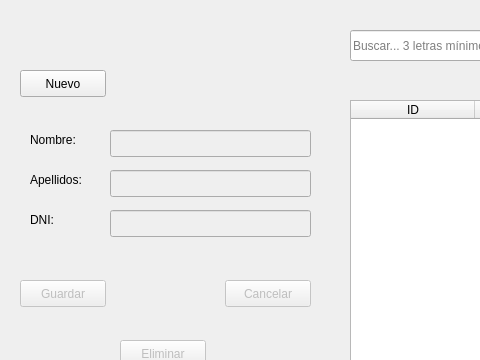
The window that crud.ui (clonbg/crud-sqlite3-python) describes before a commit, drawn with Qt 5; both pictures show x 0 to 480 and y 0 to 360 of the 926 by 531 pixel window.
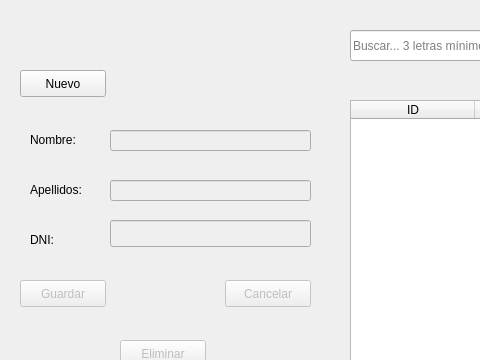
The same window after the commit.

Commit message:
validar y mensajes
mensajes de error en los nombres, apellidos y dni

```diff
--- a/crud.ui
+++ b/crud.ui
@@ -51,28 +51,15 @@
      <x>110</x>
      <y>130</y>
      <width>201</width>
-     <height>27</height>
+     <height>21</height>
     </rect>
    </property>
   </widget>
-  <widget class="QLabel" name="lbl_apellidos">
-   <property name="geometry">
-    <rect>
-     <x>30</x>
-     <y>170</y>
-     <width>64</width>
-     <height>19</height>
-    </rect>
-   </property>
-   <property name="text">
-    <string>Apellidos:</string>
-   </property>
-  </widget>
   <widget class="QLabel" name="lbl_dni">
    <property name="geometry">
     <rect>
      <x>30</x>
-     <y>210</y>
+     <y>230</y>
      <width>64</width>
      <height>19</height>
     </rect>
@@ -81,19 +68,6 @@
     <string>DNI:</string>
    </property>
   </widget>
-  <widget class="QLineEdit" name="input_apellidos">
-   <property name="enabled">
-    <bool>false</bool>
-   </property>
-   <property name="geometry">
-    <rect>
-     <x>110</x>
-     <y>170</y>
-     <width>201</width>
-     <height>27</height>
-    </rect>
-   </property>
-  </widget>
   <widget class="QLineEdit" name="input_dni">
    <property name="enabled">
     <bool>false</bool>
@@ -101,7 +75,7 @@
    <property name="geometry">
     <rect>
      <x>110</x>
-     <y>210</y>
+     <y>220</y>
      <width>201</width>
      <height>27</height>
     </rect>
@@ -264,16 +238,80 @@
   <widget class="QLabel" name="lbl_mensaje_dni">
    <property name="geometry">
     <rect>
-     <x>113</x>
+     <x>190</x>
      <y>250</y>
-     <width>191</width>
+     <width>121</width>
      <height>20</height>
     </rect>
    </property>
+   <property name="styleSheet">
+    <string notr="true">color: rgb(255, 0, 0);
+font-size: 75 6pt &quot;Noto Sans&quot;;</string>
+   </property>
    <property name="text">
     <string/>
    </property>
   </widget>
+  <widget class="QLabel" name="lbl_mensaje_nombre">
+   <property name="geometry">
+    <rect>
+     <x>190</x>
+     <y>150</y>
+     <width>121</width>
+     <height>20</height>
+    </rect>
+   </property>
+   <property name="styleSheet">
+    <string notr="true">color: rgb(255, 0, 0);
+font-size: 75 6pt &quot;Noto Sans&quot;;</string>
+   </property>
+   <property name="text">
+    <string/>
+   </property>
+  </widget>
+  <widget class="QLineEdit" name="input_apellidos">
+   <property name="enabled">
+    <bool>false</bool>
+   </property>
+   <property name="geometry">
+    <rect>
+     <x>110</x>
+     <y>180</y>
+     <width>201</width>
+     <height>21</height>
+    </rect>
+   </property>
+  </widget>
+  <widget class="QLabel" name="lbl_mensaje_apellidos">
+   <property name="geometry">
+    <rect>
+     <x>190</x>
+     <y>200</y>
+     <width>121</width>
+     <height>20</height>
+    </rect>
+   </property>
+   <property name="styleSheet">
+    <string notr="true">color: rgb(255, 0, 0);
+font-size: 75 6pt &quot;Noto Sans&quot;;</string>
+   </property>
+   <property name="text">
+    <string/>
+   </property>
+  </widget>
+  <widget class="QLabel" name="lbl_apellidos">
+   <property name="geometry">
+    <rect>
+     <x>30</x>
+     <y>180</y>
+     <width>64</width>
+     <height>19</height>
+    </rect>
+   </property>
+   <property name="text">
+    <string>Apellidos:</string>
+   </property>
+  </widget>
  </widget>
  <resources/>
  <connections/>
```
The commit also changes 1 other file.
